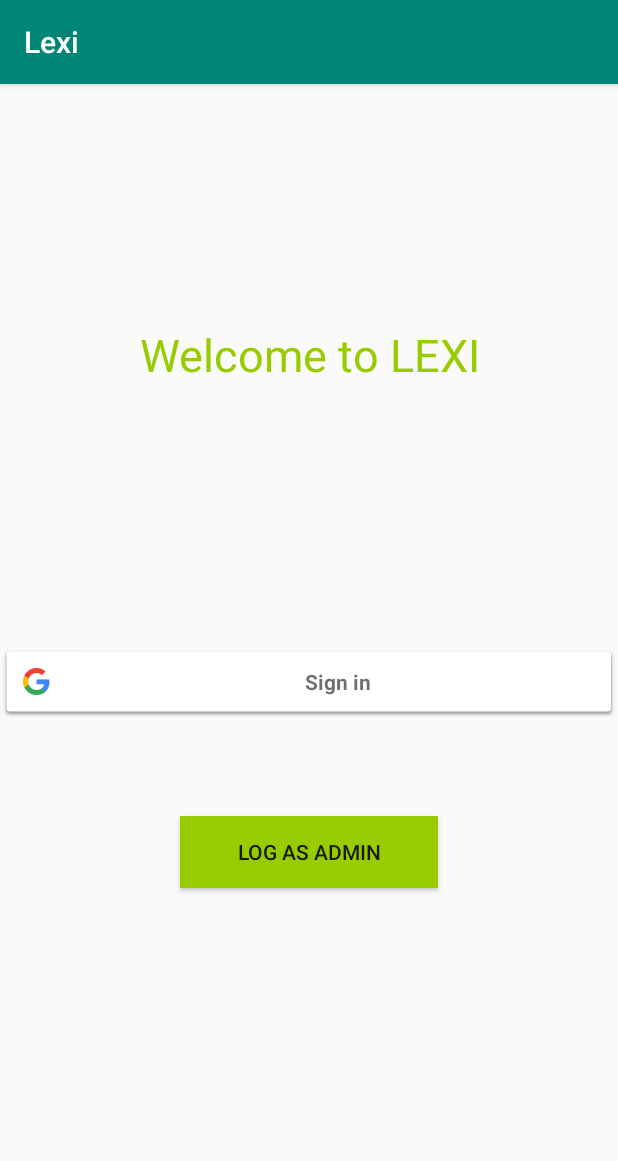
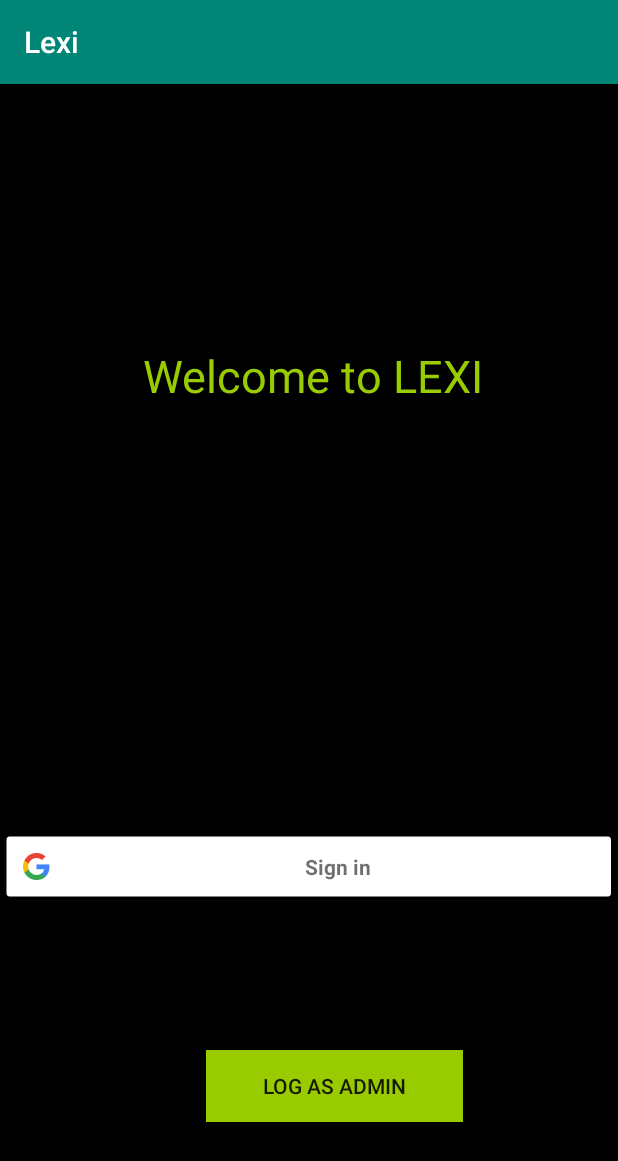
Before and after one commit to sandunsameera/Lexi, an Android app: the screen it shows after launch (MainActivity), on a phone screen of 412 x 824 dp. Shown: the top 1161 px of the screen. Run offline under Robolectric (Android 15) with nearby library versions, the phone set to English and light mode, and no system bars; our stand-ins replace Firebase (no records; nobody signed in at launch, a user with empty details on screens opened directly).

Commit message:
UI update

```diff
--- a/app/src/main/res/layout/activity_admin.xml
+++ b/app/src/main/res/layout/activity_admin.xml
@@ -4,6 +4,7 @@
     xmlns:tools="http://schemas.android.com/tools"
     android:layout_width="match_parent"
     android:layout_height="match_parent"
-    tools:context=".AdminActivity">
+    tools:context=".AdminActivity"
+    android:background="@android:color/black">
 
 </android.support.constraint.ConstraintLayout>
--- a/app/src/main/res/layout/activity_beach_party.xml
+++ b/app/src/main/res/layout/activity_beach_party.xml
@@ -6,7 +6,8 @@
     android:layout_width="match_parent"
     android:layout_height="match_parent"
     android:fitsSystemWindows="true"
-    tools:context=".beachParty">
+    tools:context=".beachParty"
+    android:background="@android:color/black">
 
     <android.support.design.widget.AppBarLayout
         android:id="@+id/appbar"
--- a/app/src/main/res/layout/activity_birthday.xml
+++ b/app/src/main/res/layout/activity_birthday.xml
@@ -6,7 +6,8 @@
     android:layout_width="match_parent"
     android:layout_height="match_parent"
     android:fitsSystemWindows="true"
-    tools:context=".birthday">
+    tools:context=".birthday"
+    android:background="@android:color/black">
 
     <android.support.design.widget.AppBarLayout
         android:id="@+id/appbar"
--- a/app/src/main/res/layout/activity_main.xml
+++ b/app/src/main/res/layout/activity_main.xml
@@ -1,8 +1,9 @@
 <?xml version="1.0" encoding="utf-8"?>
-<RelativeLayout xmlns:app="http://schemas.android.com/apk/res-auto"
+<RelativeLayout xmlns:android="http://schemas.android.com/apk/res/android"
+    xmlns:app="http://schemas.android.com/apk/res-auto"
     xmlns:tools="http://schemas.android.com/tools"
-    xmlns:android="http://schemas.android.com/apk/res/android"
     android:layout_width="match_parent"
+    android:background="@android:color/black"
     android:layout_height="match_parent"
     tools:context=".MainActivity">
 
@@ -10,22 +11,27 @@
         android:id="@+id/main_TV_Welcome"
         android:layout_width="300sp"
         android:layout_height="wrap_content"
+        android:layout_alignParentStart="true"
+        android:layout_alignParentTop="true"
+        android:layout_alignParentEnd="true"
+        android:layout_alignParentBottom="true"
+        android:layout_marginStart="58dp"
+        android:layout_marginTop="174dp"
+        android:layout_marginEnd="53dp"
+        android:layout_marginBottom="519dp"
+        android:text="@string/welcome_to_lexi"
         android:textAlignment="center"
-        android:layout_alignParentTop="true"
-        android:layout_centerHorizontal="true"
-        android:layout_marginTop="160dp"
         android:textColor="@android:color/holo_green_light"
-        android:textSize="30sp"
-        android:text="@string/welcome_to_lexi" />
+        android:textSize="30sp" />
 
     <com.google.android.gms.common.SignInButton
         android:id="@+id/main_Btn_googleSignIn"
         android:layout_width="match_parent"
         android:layout_height="wrap_content"
+        android:layout_above="@+id/Main_Btn_Admin"
         android:layout_alignParentStart="true"
-        android:layout_alignParentBottom="true"
         android:layout_marginStart="0dp"
-        android:layout_marginBottom="345dp">
+        android:layout_marginBottom="98dp">
 
     </com.google.android.gms.common.SignInButton>
 
@@ -36,9 +42,9 @@
         android:layout_alignParentStart="true"
         android:layout_alignParentEnd="true"
         android:layout_alignParentBottom="true"
-        android:layout_marginStart="120sp"
-        android:layout_marginEnd="120sp"
-        android:layout_marginBottom="232dp"
-        android:text="@string/log_as_admin1"
-        android:background="@android:color/holo_green_light"/>
+        android:layout_marginStart="137dp"
+        android:layout_marginEnd="103dp"
+        android:layout_marginBottom="76dp"
+        android:background="@android:color/holo_green_light"
+        android:text="@string/log_as_admin1" />
 </RelativeLayout>
--- a/app/src/main/res/layout/activity_menu.xml
+++ b/app/src/main/res/layout/activity_menu.xml
@@ -4,6 +4,7 @@
     xmlns:android="http://schemas.android.com/apk/res/android"
     android:layout_width="match_parent"
     android:layout_height="match_parent"
+    android:background="@android:color/black"
     tools:context=".MainActivity">
 
     <TextView
--- a/app/src/main/res/layout/activity_wedding.xml
+++ b/app/src/main/res/layout/activity_wedding.xml
@@ -6,6 +6,7 @@
     android:layout_width="match_parent"
     android:layout_height="match_parent"
     android:fitsSystemWindows="true"
+    android:background="@android:color/black"
     tools:context=".wedding">
 
     <android.support.design.widget.AppBarLayout
--- a/app/src/main/res/layout/cateringfragment.xml
+++ b/app/src/main/res/layout/cateringfragment.xml
@@ -1,7 +1,8 @@
 <?xml version="1.0" encoding="utf-8"?>
 <RelativeLayout
     xmlns:android="http://schemas.android.com/apk/res/android" android:layout_width="match_parent"
-    android:layout_height="match_parent">
+    android:layout_height="match_parent"
+    android:background="@android:color/black">
 
     <Button
         android:id="@+id/catering_btn_add"
--- a/app/src/main/res/layout/decorationfragment.xml
+++ b/app/src/main/res/layout/decorationfragment.xml
@@ -1,7 +1,8 @@
 <?xml version="1.0" encoding="utf-8"?>
 <RelativeLayout
     xmlns:android="http://schemas.android.com/apk/res/android" android:layout_width="match_parent"
-    android:layout_height="match_parent">
+    android:layout_height="match_parent"
+    android:background="@android:color/black">
 
     <TextView
         android:layout_width="wrap_content"
--- a/app/src/main/res/layout/fragment_beach_party.xml
+++ b/app/src/main/res/layout/fragment_beach_party.xml
@@ -5,7 +5,8 @@
     android:id="@+id/constraintLayout"
     android:layout_width="match_parent"
     android:layout_height="match_parent"
-    tools:context=".beachParty$PlaceholderFragment">
+    tools:context=".beachParty$PlaceholderFragment"
+    android:background="@android:color/black">
 
     <TextView
         android:id="@+id/section_label"
--- a/app/src/main/res/layout/fragment_birthday.xml
+++ b/app/src/main/res/layout/fragment_birthday.xml
@@ -5,7 +5,8 @@
     android:id="@+id/constraintLayout"
     android:layout_width="match_parent"
     android:layout_height="match_parent"
-    tools:context=".birthday$PlaceholderFragment">
+    tools:context=".birthday$PlaceholderFragment"
+    android:background="@android:color/black">
 
     <TextView
         android:id="@+id/section_label"
--- a/app/src/main/res/layout/fragment_wedding.xml
+++ b/app/src/main/res/layout/fragment_wedding.xml
@@ -5,7 +5,8 @@
     android:id="@+id/constraintLayout"
     android:layout_width="match_parent"
     android:layout_height="match_parent"
-    tools:context=".wedding$PlaceholderFragment">
+    tools:context=".wedding$PlaceholderFragment"
+    android:background="@android:color/black">
 
     <TextView
         android:id="@+id/section_label"
--- a/app/src/main/res/layout/photographyfragment.xml
+++ b/app/src/main/res/layout/photographyfragment.xml
@@ -1,7 +1,8 @@
 <?xml version="1.0" encoding="utf-8"?>
 <RelativeLayout
     xmlns:android="http://schemas.android.com/apk/res/android" android:layout_width="match_parent"
-    android:layout_height="match_parent">
+    android:layout_height="match_parent"
+    android:background="@android:color/black">
 
     <TextView
         android:layout_width="wrap_content"
```
